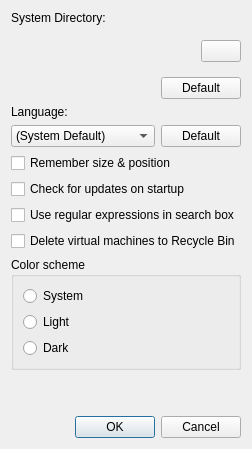
Above: src/qt/qt_vmmanager_preferences.ui from sylvia-leaf/86Box before the change. Below: the same form after it.
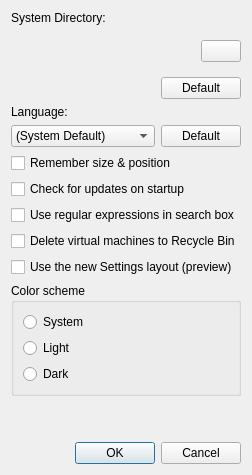
That is the form after the change.

Commit message: Settings: a slot-based layout, as a preview chosen in Preferences

Patch:
```diff
--- a/src/qt/qt_vmmanager_preferences.ui
+++ b/src/qt/qt_vmmanager_preferences.ui
@@ -150,6 +150,13 @@
      </property>
     </widget>
    </item>
+   <item>
+    <widget class="QCheckBox" name="settingsLayoutCheckBox">
+     <property name="text">
+      <string>Use the new Settings layout (preview)</string>
+     </property>
+    </widget>
+   </item>
    <item>
     <widget class="QGroupBox" name="groupBoxColorScheme">
      <property name="title">
```
The commit also changes 32 other files.
